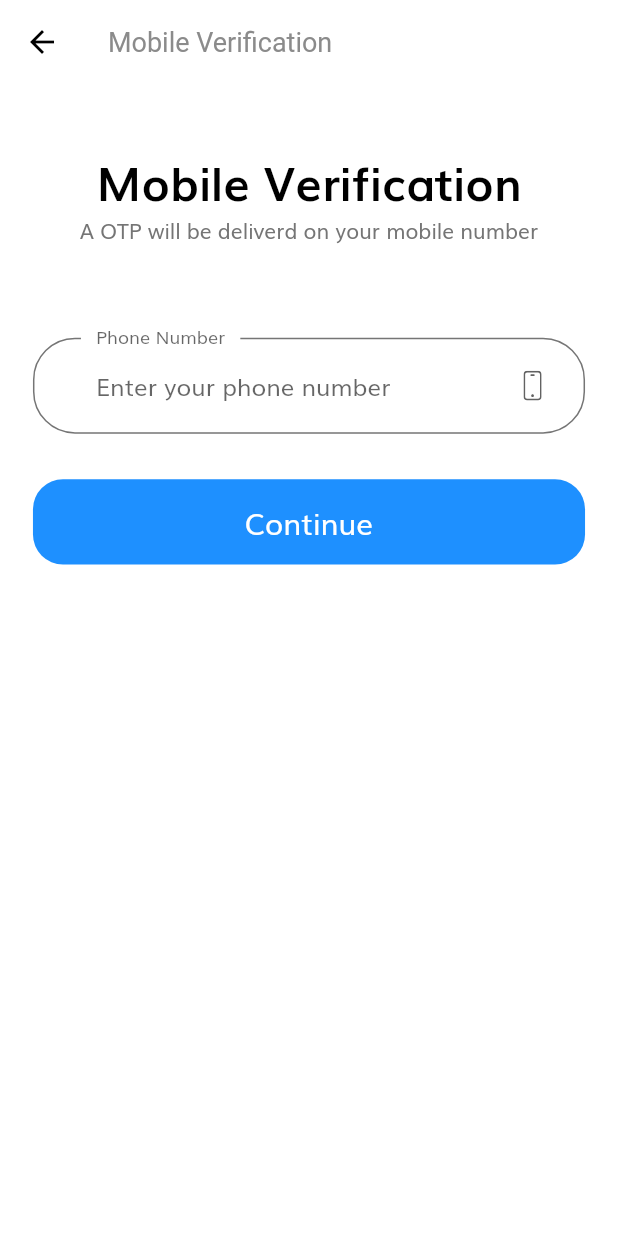
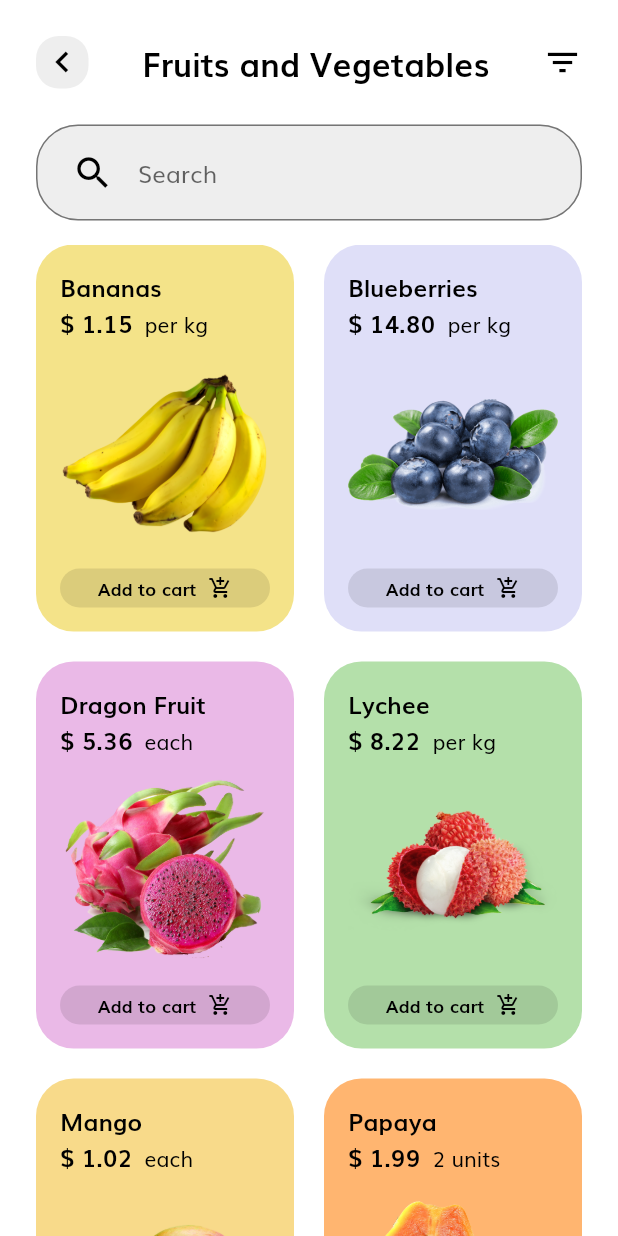
Before and after one commit to pantez/Zipu-Logistics-App, a Flutter app: the screen it shows after launch, after a tap on "Continue", on a phone screen of 412 x 824 dp. Run offline on Flutter 3.47's test engine with Material 2 defaults, Android fonts, the light colour scheme and no system bars; our stand-ins replace flutter_svg.

Commit message:
update 4.0

```diff
--- a/lib/routes.dart
+++ b/lib/routes.dart
@@ -1,5 +1,6 @@
 
 import 'package:flutter/widgets.dart';
+import 'package:login/screens/foodshop/foodshop.dart';
 import 'package:login/screens/forgot_password/forgot_password_screen.dart';
 import 'package:login/screens/login_success/login_success_screen.dart';
 import 'package:login/screens/mobile/mobile_screen.dart';
@@ -19,4 +20,5 @@ final Map<String, WidgetBuilder> routes = {
   SignUpScreen.routeName: (context) => SignUpScreen(),
   MobileScreen.routeName: (context) =>MobileScreen(),
  OtpScreen.routeName: (context) => OtpScreen(),
+ FoodShop.routeName: (context) => FoodShop(),
   };
--- /dev/null
+++ b/lib/screens/foodshop/foodshop.dart
@@ -0,0 +1,240 @@
+import 'package:flutter/material.dart';
+import 'item.dart';
+import 'item_description.dart';
+//import 'package:google_fonts/google_fonts.dart';
+
+
+
+class FoodShop extends StatefulWidget {
+  static String routeName = "/foodshop";
+
+  @override
+  _MyHomePageState createState() => _MyHomePageState();
+}
+
+class _MyHomePageState extends State<FoodShop> {
+  @override
+  Widget build(BuildContext context) {
+    return Scaffold(
+      backgroundColor: Colors.white,
+      body: SafeArea(
+        child: Container(
+          width: double.infinity,
+          padding: EdgeInsets.symmetric(horizontal: 24.0),
+          child: Column(
+            crossAxisAlignment: CrossAxisAlignment.start,
+            children: <Widget>[
+
+              Padding(
+                padding: EdgeInsets.symmetric(vertical: 24.0),
+                child: Row(
+                  mainAxisAlignment: MainAxisAlignment.spaceBetween,
+                  children: <Widget>[
+
+                    Container(
+                      width: 35,
+                      height: 35,
+                      decoration: BoxDecoration(
+                        color: Colors.grey[200],
+                        borderRadius: BorderRadius.all(
+                          Radius.circular(15),
+                        ),
+                      ),
+                      child: Icon(
+                        Icons.keyboard_arrow_left,
+                        color: Colors.black,
+                        size: 28,
+                      )
+                    ),
+
+      /*              SizedBox(
+                height: 5.0,
+              ),
+*/
+              Text(
+                "Fruits and Vegetables",
+                style: TextStyle(
+                  color: Colors.black,
+                  fontSize: 22,
+                  fontWeight: FontWeight.bold,
+                ),
+              ),
+
+                    Icon(
+                      Icons.filter_list,
+                      color: Colors.black,
+                      size: 26,
+                    ),
+                  ],
+                ),
+              ),
+
+
+
+  /*            SizedBox(
+                height: 16.0,
+              ),
+*/
+              TextField(
+                decoration: InputDecoration(
+                  hintText: 'Search',
+                  hintStyle: TextStyle(fontSize: 16),
+                  border: OutlineInputBorder(
+                    borderRadius: BorderRadius.circular(15),
+                    borderSide: BorderSide(
+                      width: 0,
+                      style: BorderStyle.none,
+                    ),
+                  ),
+                  filled: true,
+                  fillColor: Colors.grey[200],
+                  contentPadding: EdgeInsets.all(20),
+                  prefixIcon: Padding(
+                    padding: EdgeInsets.only(left: 24.0, right: 16.0),
+                    child: Icon(
+                      Icons.search,
+                      color: Colors.black,
+                      size: 28,
+                    ),
+                  ),
+                ),
+              ),
+
+              SizedBox(
+                height: 16.0,
+              ),
+
+              Expanded(
+                child: GridView.count(
+                  physics: BouncingScrollPhysics(),
+                  childAspectRatio: 1 / 1.5,
+                  crossAxisCount: 2,
+                  crossAxisSpacing: 20,
+                  mainAxisSpacing: 20,
+                  children: getGridItems().map((item) => renderGridItem(item)).toList(),
+                ),
+              ),
+
+            ],
+          ),
+        ),
+      ),
+    );
+  }
+
+  Widget renderGridItem(Item item){
+    return GestureDetector(
+      onTap: () {
+        Navigator.push(
+          context,
+          MaterialPageRoute(builder: (context) => ItemDescription(item: item)),
+        );
+      },
+      child: Container(
+        decoration: BoxDecoration(
+          color: item.color,
+          borderRadius: BorderRadius.all(
+            Radius.circular(25),
+          ),
+        ),
+        child: Padding(
+          padding: EdgeInsets.all(16.0),
+          child: Column(
+            crossAxisAlignment: CrossAxisAlignment.stretch,
+            mainAxisAlignment: MainAxisAlignment.start,
+            children: <Widget>[
+
+              Text(
+                item.title,
+                textAlign: TextAlign.left,
+                style: TextStyle(
+                  color: Colors.black,
+                  fontSize: 16,
+                  fontWeight: FontWeight.bold,
+                ),
+              ),
+
+              Row(
+                crossAxisAlignment: CrossAxisAlignment.end,
+                children: <Widget>[
+                  Text(
+                    r"$ " + item.price,
+                    textAlign: TextAlign.left,
+                    style: TextStyle(
+                      color: Colors.black,
+                      fontSize: 16,
+                      fontWeight: FontWeight.bold,
+                    ),
+                  ),
+                  SizedBox(
+                    width: 8.0,
+                  ),
+                  Text(
+                    item.priceDescription,
+                    textAlign: TextAlign.left,
+                    style: TextStyle(
+                      color: Colors.black,
+                      fontSize: 14,
+                    ),
+                  ),
+                ],
+              ),
+
+              SizedBox(
+                height: 8.0,
+              ),
+
+              Expanded(
+                child: Hero(
+                  tag: item.title,
+                  child: Image.asset(
+                    item.imageUrl,
+                  ),
+                ),
+              ),
+
+              SizedBox(
+                height: 8.0,
+              ),
+
+              Container(
+                decoration: BoxDecoration(
+                  color: Colors.black.withOpacity(0.1),
+                  borderRadius: BorderRadius.all(
+                    Radius.circular(25),
+                  ),
+                ),
+                child: Padding(
+                  padding: const EdgeInsets.all(4.0),
+                  child: Row(
+                    crossAxisAlignment: CrossAxisAlignment.center,
+                    mainAxisAlignment: MainAxisAlignment.center,
+                    children: <Widget>[
+                      Text(
+                        "Add to cart",
+                        style: TextStyle(
+                          color: Colors.black,
+                          fontSize: 12,
+                          fontWeight: FontWeight.bold,
+                        ),
+                      ),
+                      SizedBox(
+                        width: 8.0,
+                      ),
+                      Icon(
+                        Icons.add_shopping_cart,
+                        color: Colors.black,
+                        size: 16,
+                      )
+                    ],
+                  ),
+                )
+              )
+
+            ],
+          ),
+        ),
+      ),
+    );
+  }
+}
--- /dev/null
+++ b/lib/screens/foodshop/item.dart
@@ -0,0 +1,84 @@
+import 'dart:ui';
+
+class Item {
+
+  String title;
+  String description;
+  Color color;
+  String price;
+  String priceDescription;
+  String imageUrl;
+
+
+  Item(this.title, this.description, this.color, this.price, this.priceDescription, this.imageUrl);
+
+}
+
+List<Item> getGridItems(){
+  return <Item>[
+    Item(
+      'Bananas',
+      'Bananas are one of the most popular fruits worldwide. They contain essential nutrients that can have a protective impact on health.',
+      Color(0xFFF4E389),
+      '1.15',
+      'per kg',
+      'assets/images/bananas.png',
+    ),
+    Item(
+      'Blueberries',
+      'Blueberries can be eaten freshly picked or incorporated into a variety of recipes. They can also be purchased frozen.',
+      Color(0xFFDFDFF8),
+      '14.80',
+      'per kg',
+      'assets/images/blueberry.png',
+    ),
+    Item(
+      'Dragon Fruit',
+      'Dragon fruit, also known as pitaya or the strawberry pear, is a beautiful tropical fruit that is sweet and crunchy.',
+      Color(0xFFEAB9E7),
+      '5.36',
+      'each',
+      'assets/images/dragon_fruit.png',
+    ),
+    Item(
+      'Lychee',
+      "Lychee is a tropical fruit that is unique in appearance and flavor. It's native to China but can grow in certain warm regions of the U.S like Florida and Hawaii.",
+      Color(0xFFB4E0AA),
+      '8.22',
+      'per kg',
+      'assets/images/lychee.png',
+    ),
+    Item(
+      'Mango',
+      "Mango's tropical taste has a universal appeal. The meat has the sweetness of a peach. This apricot colored fruit has just enough fiber to give it some chewiness.",
+      Color(0xFFF8DA8A),
+      '1.02',
+      'each',
+      'assets/images/mango.png',
+    ),
+    Item(
+      'Papaya',
+      'Papayas grow in tropical climates and are also known as papaws or pawpaws. Their sweet taste, vibrant color, and the wide variety of health benefits they provide make them a popular fruit.',
+      Color(0xFFFFB570),
+      '1.99',
+      '2 units',
+      'assets/images/papaya.png',
+    ),
+    Item(
+      'Pineapple',
+      'Pineapples are tropical fruits that are rich in vitamins, enzymes and antioxidants. They may help boost the immune system, build strong bones and aid indigestion.',
+      Color(0xFFFCF8D5),
+      '3.55',
+      'each',
+      'assets/images/pineapple.png',
+    ),
+    Item(
+      'Strawberries',
+      'A strawberry is a short plant in the wild strawberry genus of the rose family. The name is also used for its very common sweet edible "fruit" and for flavors that taste like it.',
+      Color(0xFFFCE0E2),
+      '2.45',
+      '1 kg',
+      'assets/images/strawberry.png',
+    ),
+  ];
+}
--- a/lib/screens/splash/components/body.dart
+++ b/lib/screens/splash/components/body.dart
@@ -1,7 +1,8 @@
 import 'package:flutter/material.dart';
 import 'package:login/constants.dart';
-import 'package:login/screens/mobile/mobile_screen.dart';
-import 'package:login/screens/sign_in/sign_in_screen.dart';
+import 'package:login/screens/foodshop/foodshop.dart';
+//import 'package:login/screens/mobile/mobile_screen.dart';
+//import 'package:login/screens/sign_in/sign_in_screen.dart';
 import 'package:login/size_config.dart';
 
 import '../components/splash_content.dart';
@@ -71,7 +72,7 @@ class _BodyState extends State<Body> {
                     DefaultButton(
                       text: "Continue",
                       press: () {
-                        Navigator.pushNamed(context, MobileScreen.routeName);
+                        Navigator.pushNamed(context, FoodShop.routeName);
                       },
                     ),
                     Spacer(),
```
Also changed, not shown: lib/screens/foodshop/item_description.dart (added, +281 -0 lines), assets/images/bananas.png (added), assets/images/blueberry.png (added), assets/images/dragon_fruit.png (added), assets/images/lychee.png (added), assets/images/mango.png (added), assets/images/papaya.png (added), assets/images/pineapple.png (added), assets/images/strawberry.png (added), 1 other file.
